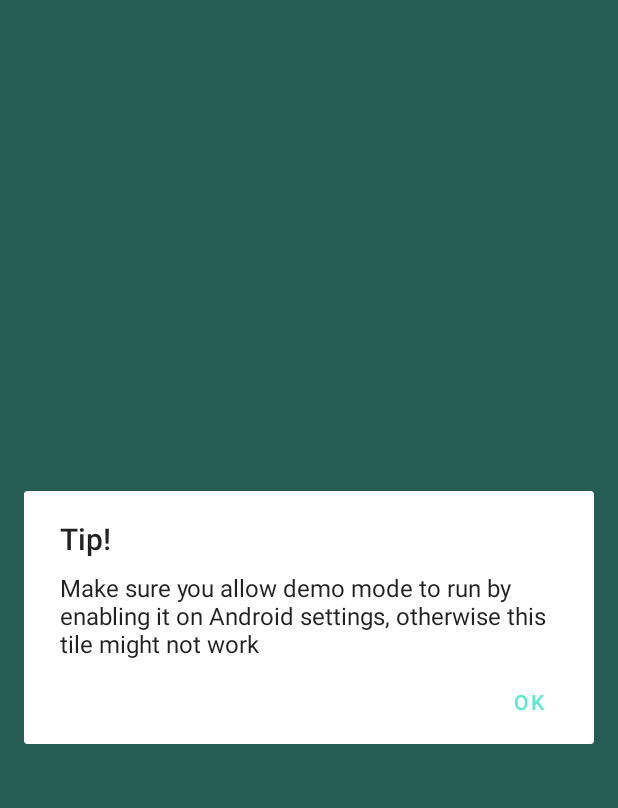
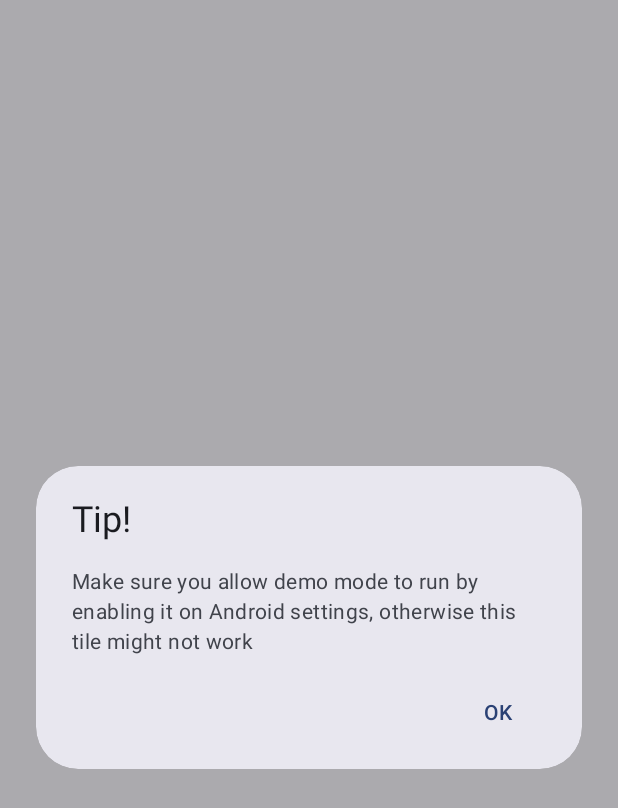
Before and after one commit to franciscofranco/Demo-Mode-tile, an Android app: the screen it shows after launch (MainActivity), on a phone screen of 412 x 824 dp. Shown: the top 808 px of the screen. Run offline under Robolectric (Android 15) with nearby library versions, the phone set to English and light mode, and no system bars; 4 statements that could not run were skipped.

Commit message:
Migrate to Material 3

```diff
--- a/app/src/main/java/com/franco/demomode/activities/MainActivity.kt
+++ b/app/src/main/java/com/franco/demomode/activities/MainActivity.kt
@@ -8,6 +8,7 @@ import androidx.lifecycle.lifecycleScope
 import com.franco.demomode.R
 import com.franco.demomode.Utils
 import com.franco.demomode.databinding.ActivityMainBinding
+import com.google.android.material.dialog.MaterialAlertDialogBuilder
 import com.google.android.material.snackbar.Snackbar
 import kotlinx.coroutines.launch
 
@@ -35,7 +36,7 @@ class MainActivity : AppCompatActivity() {
             val isDemoModeAllowed = Utils().isDemoModeAllowed(this@MainActivity)
 
             if (!isDemoModeAllowed) {
-                AlertDialog.Builder(this@MainActivity)
+                MaterialAlertDialogBuilder(this@MainActivity)
                         .setTitle(R.string.demo_mode_allowed_title)
                         .setMessage(R.string.demo_mode_allowed_message)
                         .setPositiveButton(android.R.string.ok) { dialog: DialogInterface, _: Int -> dialog.dismiss() }
@@ -44,8 +45,4 @@ class MainActivity : AppCompatActivity() {
         }
     }
 
-    override fun onResume() {
-        super.onResume()
-        Utils().setLightNavBar(binding.root)
-    }
 }
--- a/app/src/main/java/com/franco/demomode/fragments/SettingsFragment.kt
+++ b/app/src/main/java/com/franco/demomode/fragments/SettingsFragment.kt
@@ -7,6 +7,7 @@ import androidx.fragment.app.viewModels
 import androidx.preference.Preference
 import androidx.preference.PreferenceFragmentCompat
 import com.franco.demomode.R
+import com.google.android.material.dialog.MaterialAlertDialogBuilder
 import kotlin.time.ExperimentalTime
 
 @ExperimentalTime
@@ -53,7 +54,7 @@ class SettingsFragment : PreferenceFragmentCompat(), Preference.OnPreferenceClic
     }
 
     override fun onPreferenceClick(preference: Preference): Boolean {
-        AlertDialog.Builder(requireActivity())
+        MaterialAlertDialogBuilder(requireActivity())
                 .setTitle(R.string.permission_request_title)
                 .setMessage(when (preference.key) {
                     KEY_DUMP -> R.string.dump_permission_msg
--- a/app/src/main/res/layout/activity_main.xml
+++ b/app/src/main/res/layout/activity_main.xml
@@ -2,12 +2,14 @@
 <LinearLayout xmlns:android="http://schemas.android.com/apk/res/android"
     android:layout_width="match_parent"
     android:layout_height="match_parent"
+    android:fitsSystemWindows="true"
     android:orientation="vertical">
 
     <androidx.appcompat.widget.Toolbar
         android:id="@+id/toolbar"
         android:layout_width="match_parent"
         android:layout_height="?attr/actionBarSize"
+        android:fitsSystemWindows="true"
         android:gravity="center">
 
         <TextView
--- a/app/src/main/res/values/styles.xml
+++ b/app/src/main/res/values/styles.xml
@@ -1,10 +1,12 @@
-<resources>
+<resources xmlns:tools="http://schemas.android.com/tools">
 
-    <style name="DemoModeTheme" parent="Theme.MaterialComponents.Light.NoActionBar">
-        <item name="colorPrimary">@color/primary</item>
-        <item name="colorPrimaryDark">@color/primary</item>
-        <item name="android:colorAccent">@color/accent</item>
-        <item name="android:windowBackground">@color/primary</item>
-        <item name="android:windowLightStatusBar">true</item>
+    <style name="DemoModeTheme" parent="Theme.Material3.DynamicColors.DayNight">
+        <item name="windowNoTitle">true</item>
+        <item name="windowActionBar">false</item>
+        <item name="android:statusBarColor">@android:color/transparent</item>
+        <item name="android:navigationBarColor">@android:color/transparent</item>
+        <item name="android:windowLightStatusBar">?attr/isLightTheme</item>
+        <item name="android:windowLightNavigationBar" tools:targetApi="O_MR1">?attr/isLightTheme
+        </item>
     </style>
 </resources>
```
Also changed, not shown: app/src/main/java/com/franco/demomode/Utils.kt (+0 -9 lines).
